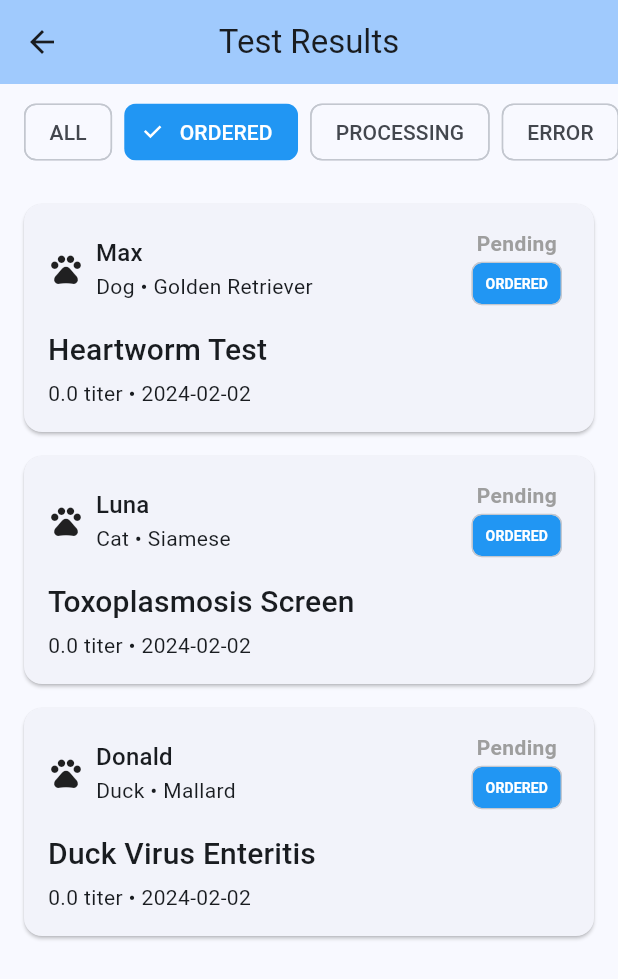
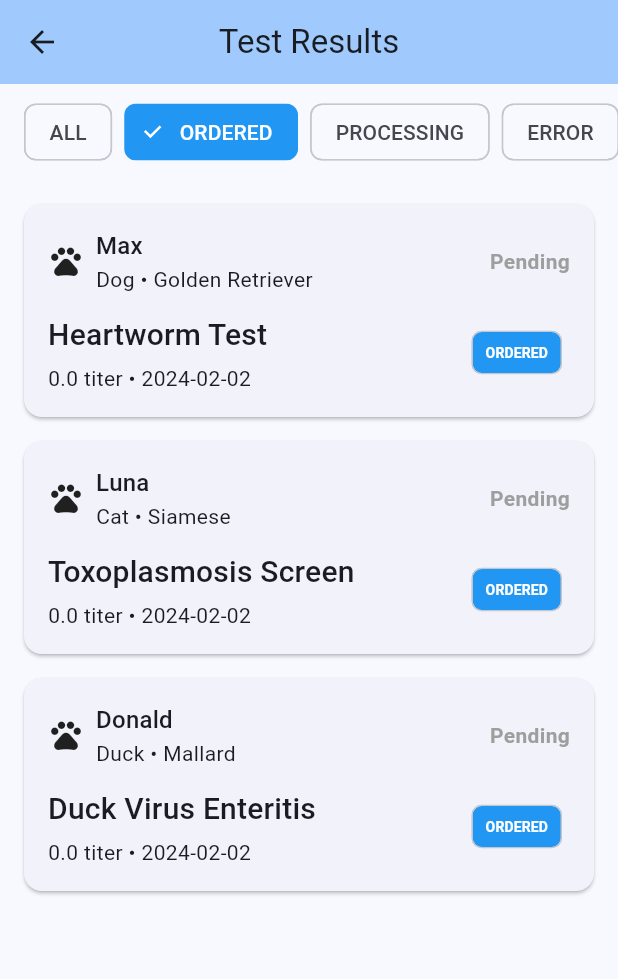
Before and after one commit to Tonylib/pet_records, a Flutter app: the TestResultsPage screen opened directly, after a tap on "ORDERED", on a phone screen of 412 x 824 dp. Shown: the top 979 px of the screen. Run offline on Flutter 3.47's test engine with Material 3 defaults, Android fonts, the phone set to English and light mode, and no system bars; our stand-ins replace fl_chart, get.

```diff
--- a/lib/features/home/presentation/pages/test_results_page.dart
+++ b/lib/features/home/presentation/pages/test_results_page.dart
@@ -122,10 +122,16 @@ class _TestResultsPageState extends State<TestResultsPage> {
                                 ),
                               ),
                               Column(
+                                crossAxisAlignment: CrossAxisAlignment.end,
+                                children: [
+                                  Row(
                                     children: [
                                       if (test.hasHistoricalData)
-                                    const Icon(Icons.show_chart,
+                                        const Padding(
+                                          padding: EdgeInsets.only(right: 8.0),
+                                          child: Icon(Icons.show_chart,
                                               color: Colors.blue),
+                                        ),
                                       Text(
                                         test.currentStatus?.type ==
                                                 TestStatusType.processing
@@ -139,34 +145,6 @@ class _TestResultsPageState extends State<TestResultsPage> {
                                           fontWeight: FontWeight.bold,
                                         ),
                                       ),
-                                  if (test.currentStatus != null)
-                                    Row(
-                                      mainAxisAlignment: MainAxisAlignment.end,
-                                      children: [
-                                        Transform.scale(
-                                          scale: 0.85,
-                                          child: Chip(
-                                            label: Text(
-                                              test.currentStatus!.type.name
-                                                  .toUpperCase(),
-                                              style: const TextStyle(
-                                                color: Colors.white,
-                                                fontWeight: FontWeight.bold,
-                                                fontSize: 11,
-                                              ),
-                                            ),
-                                            backgroundColor:
-                                                test.currentStatus!.type.color,
-                                            materialTapTargetSize:
-                                                MaterialTapTargetSize
-                                                    .shrinkWrap,
-                                            padding: const EdgeInsets.symmetric(
-                                                horizontal: 2),
-                                            labelPadding:
-                                                const EdgeInsets.symmetric(
-                                                    horizontal: 8),
-                                          ),
-                                        ),
                                     ],
                                   ),
                                 ],
@@ -175,6 +153,7 @@ class _TestResultsPageState extends State<TestResultsPage> {
                           ),
                           const SizedBox(height: 12),
                           Row(
+                            mainAxisAlignment: MainAxisAlignment.spaceBetween,
                             children: [
                               Expanded(
                                 child: Column(
@@ -197,6 +176,29 @@ class _TestResultsPageState extends State<TestResultsPage> {
                                           .bodyMedium,
                                     ),
                                   ],
+                                ),
+                              ),
+                              if (test.currentStatus != null)
+                                Transform.scale(
+                                  scale: 0.85,
+                                  child: Chip(
+                                    label: Text(
+                                      test.currentStatus!.type.name
+                                          .toUpperCase(),
+                                      style: const TextStyle(
+                                        color: Colors.white,
+                                        fontWeight: FontWeight.bold,
+                                        fontSize: 11,
+                                      ),
+                                    ),
+                                    backgroundColor:
+                                        test.currentStatus!.type.color,
+                                    materialTapTargetSize:
+                                        MaterialTapTargetSize.shrinkWrap,
+                                    padding: const EdgeInsets.symmetric(
+                                        horizontal: 2),
+                                    labelPadding: const EdgeInsets.symmetric(
+                                        horizontal: 8),
                                   ),
                                 ),
                             ],
```
Also changed, not shown: lib/core/constants/spacing.dart (added, +8 -0 lines), lib/features/home/presentation/widgets/greeting_widget.dart (added, +23 -0 lines). Lines whose indentation alone changed are shown as unchanged.
